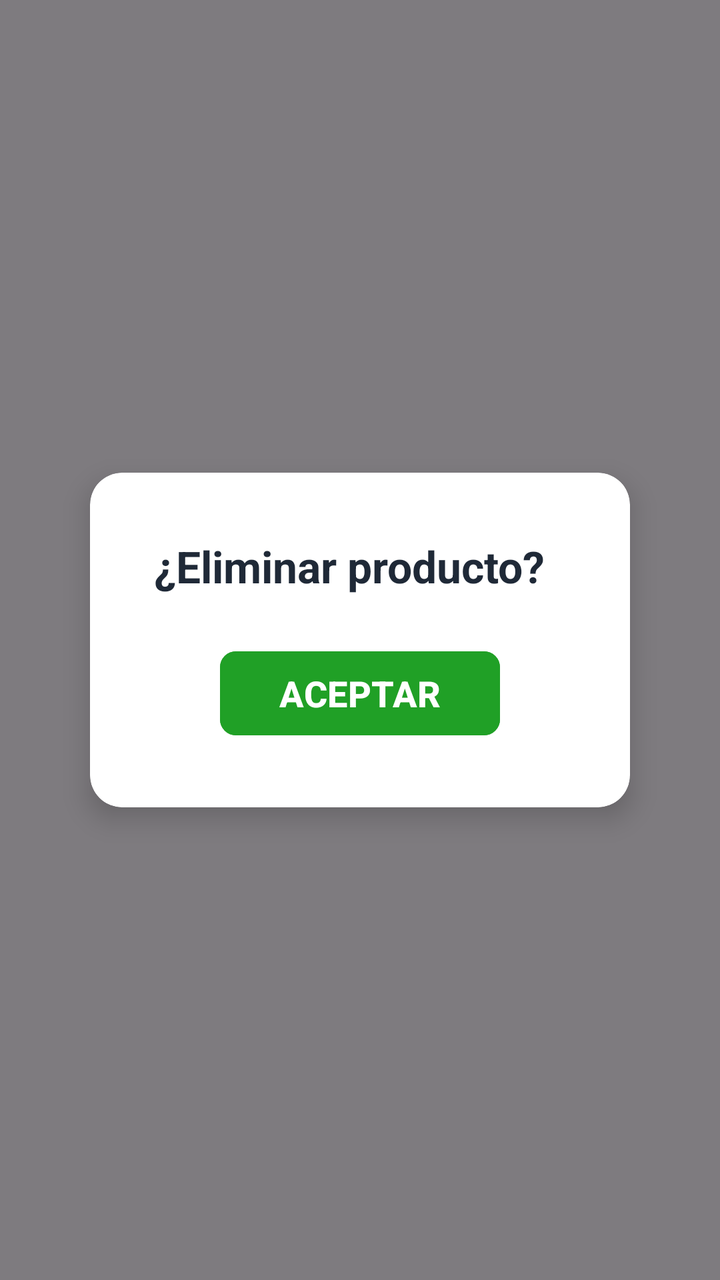
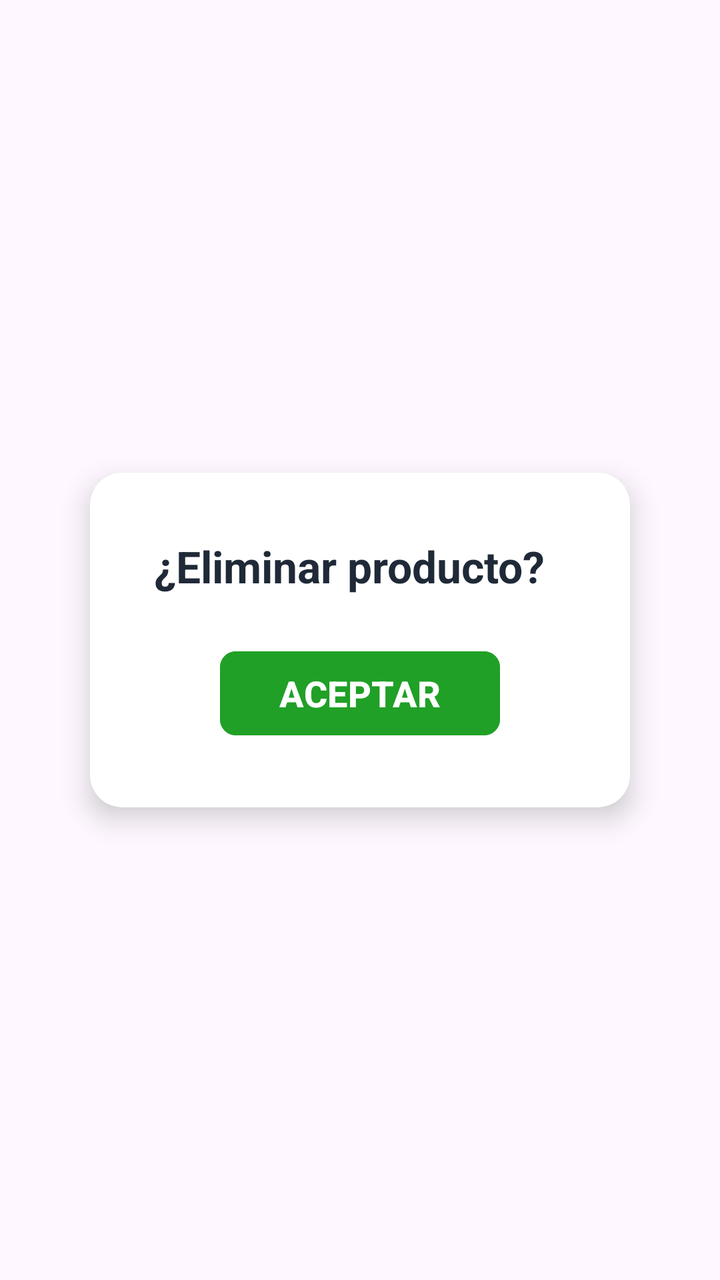

Two renders of the same Android screen: before a commit and after it. Below are the layout's source before the change and the commit's diff.
<!-- AndroidManifest.xml: application theme Theme.LCSRInventory -->
<!-- res/layout/popup__alert.xml -->
<?xml version="1.0" encoding="utf-8"?>
<androidx.constraintlayout.widget.ConstraintLayout
    xmlns:android="http://schemas.android.com/apk/res/android"
    xmlns:app="http://schemas.android.com/apk/res-auto"
    android:layout_width="match_parent"
    android:layout_height="match_parent"
    android:background="#80000000">

    <androidx.cardview.widget.CardView
        android:layout_width="wrap_content"
        android:layout_height="wrap_content"
        android:layout_margin="32dp"
        app:cardBackgroundColor="@android:color/white"
        app:cardCornerRadius="16dp"
        app:cardElevation="8dp"
        app:layout_constraintBottom_toBottomOf="parent"
        app:layout_constraintEnd_toEndOf="parent"
        app:layout_constraintStart_toStartOf="parent"
        app:layout_constraintTop_toTopOf="parent">

        <androidx.constraintlayout.widget.ConstraintLayout
            android:layout_width="270dp"
            android:layout_height="wrap_content"
            android:padding="32dp">

            <TextView
                android:id="@+id/popup_delete__title"
                android:layout_width="0dp"
                android:layout_height="wrap_content"
                android:text="¿Eliminar producto?"
                android:textAlignment="center"
                android:textColor="#1F2937"
                android:textSize="22sp"
                android:textStyle="bold"
                app:layout_constraintEnd_toEndOf="parent"
                app:layout_constraintStart_toStartOf="parent"
                app:layout_constraintTop_toTopOf="parent" />

            <com.google.android.material.button.MaterialButton
                android:id="@+id/popup_delete__btn_accept"
                android:layout_width="140dp"
                android:layout_height="50dp"
                android:layout_marginTop="24dp"
                android:backgroundTint="@color/green"
                android:text="ACEPTAR"
                android:textColor="@android:color/white"
                android:textSize="18sp"
                android:textStyle="bold"
                app:cornerRadius="8dp"
                app:layout_constraintBottom_toBottomOf="parent"
                app:layout_constraintEnd_toEndOf="parent"
                app:layout_constraintStart_toStartOf="parent"
                app:layout_constraintTop_toBottomOf="@+id/popup_delete__title"
                app:layout_constraintVertical_bias="1.0" />

        </androidx.constraintlayout.widget.ConstraintLayout>
    </androidx.cardview.widget.CardView>
</androidx.constraintlayout.widget.ConstraintLayout>
<!-- resources referenced by this layout -->
<resources>
  <color name="green">#20A026</color>
  <style name="Theme.LCSRInventory" parent="Base.Theme.LCSRInventory" />
  <style name="Base.Theme.LCSRInventory" parent="Theme.Material3.DayNight.NoActionBar">
          
          
      </style>
</resources>

<!-- the commit's change to res/layout/popup__alert.xml (unified diff, before → after) -->
@@ -4,7 +4,7 @@
     xmlns:app="http://schemas.android.com/apk/res-auto"
     android:layout_width="match_parent"
     android:layout_height="match_parent"
-    android:background="#80000000">
+    android:background="@android:color/transparent">
 
     <androidx.cardview.widget.CardView
         android:layout_width="wrap_content"
